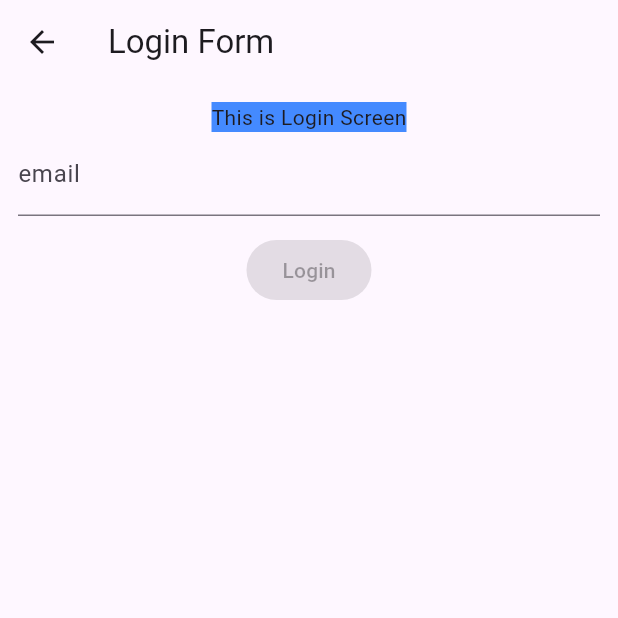
After one commit to CodeCrafter96/GetX-Practice, a Flutter app: the screen it shows after launch, after a tap on "Login Page", on a phone screen of 412 x 824 dp, the top half of it. The commit adds this screen. Run offline on Flutter 3.47's test engine with Material 3 defaults, Android fonts, the phone set to English and light mode, and no system bars; our stand-ins replace badges, flutter_svg, get, get_storage; network calls fail.

Commit message:
task 5 pursuing

```diff
--- a/lib/main.dart
+++ b/lib/main.dart
@@ -4,12 +4,10 @@ import 'package:get/get.dart';
 import 'package:get_storage/get_storage.dart';
 import 'package:getx_practice/routes/app_page.dart';
 import 'package:getx_practice/routes/app_routes.dart';
-import 'package:getx_practice/screens/cart/cart_controller.dart';
 import 'package:getx_practice/screens/home_screen/home_binding.dart';
 
 Future<void> main() async {
   await GetStorage.init();
-
   runApp(const MyApp());
 }
 
--- a/lib/routes/app_page.dart
+++ b/lib/routes/app_page.dart
@@ -4,6 +4,8 @@ import 'package:getx_practice/screens/cart/cart_binding.dart';
 import 'package:getx_practice/screens/cart/cart_screen.dart';
 import 'package:getx_practice/screens/home_screen/home_binding.dart';
 import 'package:getx_practice/screens/home_screen/home_screen.dart';
+import 'package:getx_practice/screens/login_form/login_binding.dart';
+import 'package:getx_practice/screens/login_form/login_screen.dart';
 import 'package:getx_practice/screens/photos/image_binding.dart';
 import 'package:getx_practice/screens/photos/img_screen.dart';
 import 'package:getx_practice/screens/post/post_binding.dart';
@@ -38,5 +40,10 @@ class AppPage {
       page: () => CartScreen(),
       binding: CartBinding(),
     ),
+    GetPage(
+      name: AppRoutes.loginScreen,
+      page: () => LoginScreeen(),
+      binding: LoginBinding(),
+    ),
   ];
 }
--- a/lib/routes/app_routes.dart
+++ b/lib/routes/app_routes.dart
@@ -4,4 +4,5 @@ class AppRoutes {
   static const postScreen = "/PostScreen";
   static const productScreen = "/ProductScreen";
   static const cartScreen = "/CartScreen";
+  static const loginScreen = "/LoginScreen";
 }
--- a/lib/screens/home_screen/home_binding.dart
+++ b/lib/screens/home_screen/home_binding.dart
@@ -1,6 +1,7 @@
 import 'package:get/get.dart';
 import 'package:getx_practice/screens/cart/cart_controller.dart';
 import 'package:getx_practice/screens/home_screen/home_controller.dart';
+import 'package:getx_practice/screens/login_form/login_controller.dart';
 import 'package:getx_practice/screens/photos/img_controller.dart';
 import 'package:getx_practice/screens/post/post_controller.dart';
 import 'package:getx_practice/screens/product/product_controller.dart';
@@ -13,5 +14,6 @@ class HomeBinding extends Bindings {
     Get.lazyPut(() => ImageController());
     Get.lazyPut(() => ProductController());
     Get.lazyPut(() => CartController());
+    Get.lazyPut(() => LoginController());
   }
 }
--- a/lib/screens/home_screen/home_controller.dart
+++ b/lib/screens/home_screen/home_controller.dart
@@ -18,4 +18,8 @@ class HomeController extends GetxController{
   void goToCartScreen(){
     Get.toNamed(AppRoutes.cartScreen);
   }
+
+  void goToLoginScreen(){
+    Get.toNamed(AppRoutes.loginScreen);
+  }
 }
--- a/lib/screens/home_screen/home_screen.dart
+++ b/lib/screens/home_screen/home_screen.dart
@@ -2,15 +2,13 @@ import 'package:flutter/material.dart';
 import 'package:get/get.dart';
 import 'package:get_storage/get_storage.dart';
 import 'package:getx_practice/routes/app_routes.dart';
+
 import 'package:getx_practice/screens/cart/cart_controller.dart';
-import 'package:getx_practice/screens/cart/cart_screen.dart';
 import 'package:getx_practice/screens/home_screen/home_controller.dart';
+import 'package:getx_practice/screens/login_form/login_screen.dart';
 import 'package:getx_practice/screens/photos/img_controller.dart';
-import 'package:getx_practice/screens/photos/img_screen.dart';
 import 'package:getx_practice/screens/post/post_controller.dart';
-import 'package:getx_practice/screens/post/post_screen.dart';
 import 'package:getx_practice/screens/product/product_controller.dart';
-import 'package:getx_practice/screens/product/product_screen.dart';
 
 import 'package:getx_practice/utils/loader.dart';
 
@@ -27,10 +25,6 @@ class HomeScreen extends StatelessWidget {
   final productController = Get.find<ProductController>();
   final cartController = Get.find<CartController>();
 
-  // final postController = Get.put(PostController());
-  // final imageController = Get.put(ImageController());
-  // final productController = Get.put(ProductController());
-
   @override
   Widget build(BuildContext context) {
     return Scaffold(
@@ -38,6 +32,7 @@ class HomeScreen extends StatelessWidget {
       body: Center(
         child: Column(
           children: [
+            // Post data button
             ElevatedButton(
               onPressed: () async {
                 Utils.showLoader();
@@ -48,6 +43,7 @@ class HomeScreen extends StatelessWidget {
               child: const Text('Fetch Data'),
             ),
             const SizedBox(height: 18),
+            //Photos Button
             ElevatedButton(
               onPressed: () async {
                 Utils.showLoader();
@@ -72,7 +68,6 @@ class HomeScreen extends StatelessWidget {
                   child: const Text('Product List'),
                 ),
                 const SizedBox(width: 18),
-
                 // Card List Button
                 ElevatedButton(
                   onPressed: () async {
@@ -85,6 +80,15 @@ class HomeScreen extends StatelessWidget {
                 ),
               ],
             ),
+            // login validation
+            const SizedBox(width: 18),
+            ElevatedButton(
+              onPressed: () {
+                // homeController.goToLoginScreen();
+                Get.toNamed(AppRoutes.loginScreen, arguments: "This is Login Screen");
+              },
+              child: const Text('Login Page'),
+            ),
           ],
         ),
       ),
--- /dev/null
+++ b/lib/screens/login_form/login_binding.dart
@@ -0,0 +1,10 @@
+import 'package:get/get.dart';
+import 'package:getx_practice/screens/login_form/login_controller.dart';
+
+class LoginBinding extends Bindings {
+  @override
+  void dependencies() {
+    Get.lazyPut(() => LoginController());
+  }
+
+}
--- /dev/null
+++ b/lib/screens/login_form/login_controller.dart
@@ -0,0 +1,50 @@
+import 'package:get/get.dart';
+
+class LoginController extends GetxController {
+  RxString email = RxString('');
+  RxString password = RxString('');
+  RxnString errorText = RxnString(null);
+  Rxn<Function()> submitFunc = Rxn<Function()>(null);
+
+  @override
+  void onInit() {
+    super.onInit();
+    debounce<String>(email, password, time: const Duration(milliseconds: 500));
+  }
+
+  validations(String val) async {
+    errorText.value = null;
+    submitFunc.value = null;
+    if (val.isNotEmpty) {
+      if (lengthOK(val)) {
+        print('All validations passed, enable submit btn...');
+        submitFunc.value = submitFunction();
+        errorText.value = null;
+      }
+    }
+  }
+
+  bool lengthOK(String val, {int minLen = 5}) {
+    if (val.length < minLen) {
+      errorText.value = 'min. 5 chars';
+      return false;
+    }
+    return true;
+  }
+
+  void emailChanged(String val) {
+    email.value = val;
+  }
+
+  void passwordChanged(String pass) {
+    password.value = pass;
+  }
+
+  Future<bool> Function() submitFunction() {
+    return () async {
+      await Future.delayed(
+          const Duration(seconds: 1), () => print('Login Successfully'));
+      return true;
+    };
+  }
+}
--- /dev/null
+++ b/lib/screens/login_form/login_screen.dart
@@ -0,0 +1,70 @@
+import 'package:flutter/material.dart';
+import 'package:get/get.dart';
+import 'package:getx_practice/screens/login_form/login_controller.dart';
+
+class LoginScreeen extends StatelessWidget {
+  LoginScreeen({super.key});
+
+  var emailText = TextEditingController();
+  var passwordText = TextEditingController();
+
+  final loginController = Get.find<LoginController>();
+
+  @override
+  Widget build(BuildContext context) {
+    return SafeArea(
+      child: Scaffold(
+        appBar: AppBar(
+          title: Text('Login Form'),
+        ),
+        body: Column(
+          children: [
+            Container(
+              padding: const EdgeInsets.all(12),
+              child: Column(
+                children: [
+                  Container(
+                    color: Colors.blueAccent,
+                    child: Text(
+                      Get.arguments,
+                    ),
+                  ),
+                  Obx(() {
+                    print(
+                        'rebuild TextFormField ${loginController.errorText.value}');
+                    return TextFormField(
+                      onChanged: loginController.emailChanged,
+                      decoration: InputDecoration(
+                          labelText: 'email',
+                          errorText: loginController.errorText.value),
+                      keyboardType: TextInputType.emailAddress,
+                      validator: (value) {
+                        loginController.validations(value!);
+                      },
+                    );
+                  }),
+                  // Obx(() {
+                  //   print(
+                  //       'rebuild TextFormField ${loginController.errorText.value}');
+                  //   return TextFormField(
+                  //     onChanged: loginController.passwordChanged,
+                  //     decoration: InputDecoration(
+                  //         hintText: "Entere password",
+                  //         errorText: loginController.errorText.value),
+                  //   );
+                  // }),
+                ],
+              ),
+            ),
+            Obx(
+              () => ElevatedButton(
+                onPressed: loginController.submitFunc.value,
+                child: const Text("Login"),
+              ),
+            ),
+          ],
+        ),
+      ),
+    );
+  }
+}
```
Also changed, not shown: lib/screens/post/post_controller.dart (+8 -1 lines), lib/screens/post/post_screen.dart (+34 -8 lines), lib/utils/validation_mixin.dart (added, +21 -0 lines).
